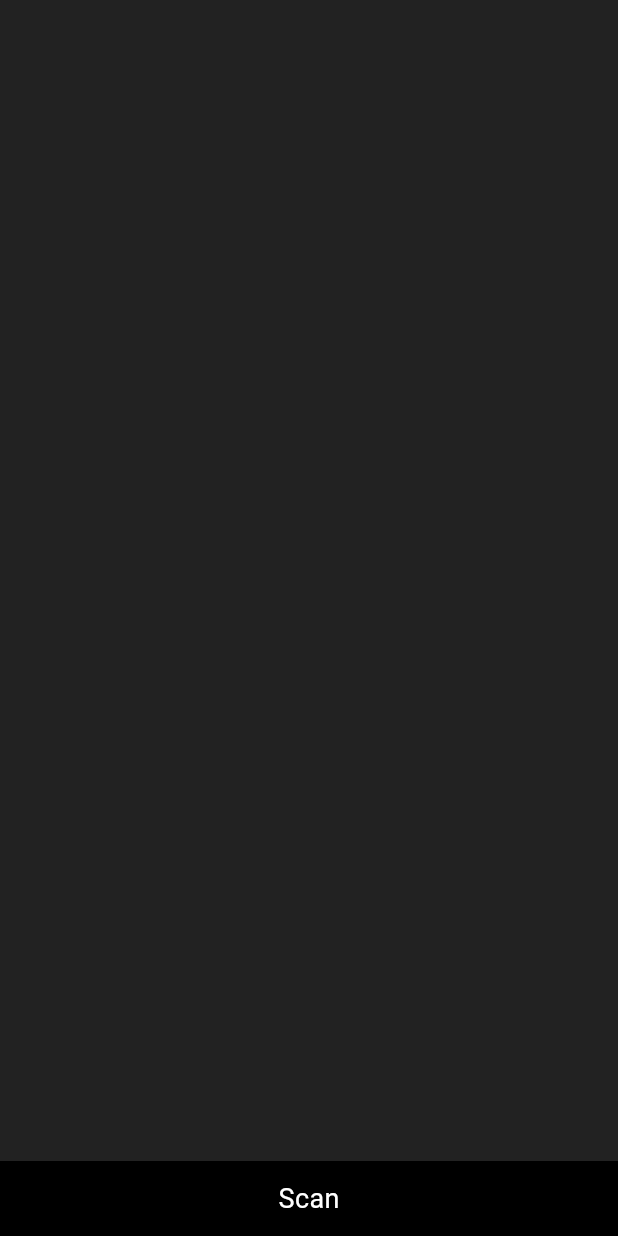
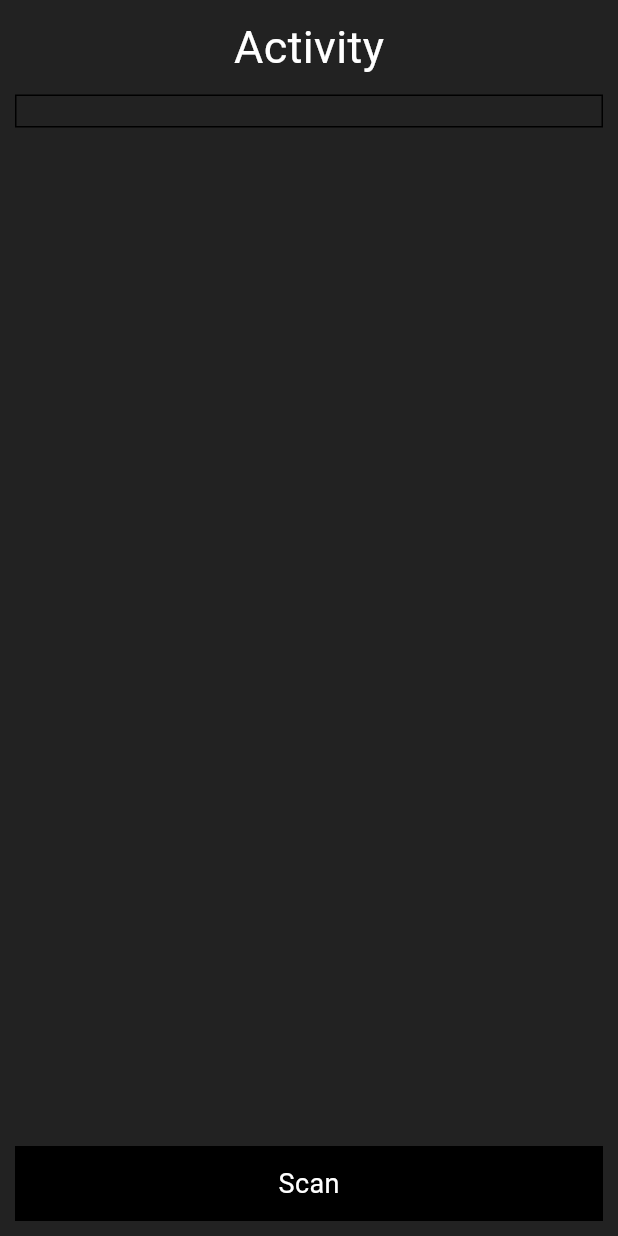
Before and after one commit to csitkmce/csi-attendance-app, a Flutter app: the HomePage screen opened directly, on a phone screen of 412 x 824 dp. Run offline on Flutter 3.47's test engine with Material 3 defaults, Android fonts, the light colour scheme and no system bars; our stand-ins replace get; missing offline and left inert: qr_code_scanner_plus.

Commit message:
add activity tab

```diff
--- a/lib/pages/home/home.dart
+++ b/lib/pages/home/home.dart
@@ -1,5 +1,6 @@
 import 'package:csi_attendance/controllers/main_controller.dart';
 import 'package:csi_attendance/pages/login/widgets/rect_button.dart';
+import 'package:csi_attendance/utils/styles.dart';
 import 'package:flutter/material.dart';
 import 'package:get/get.dart';
 
@@ -16,12 +17,22 @@ class HomePage extends StatelessWidget {
         backgroundColor: Color(0xFF222222),
         body: GetBuilder<MainController>(
           builder: (context) {
-            return Column(
+            return Padding(
+              padding: const EdgeInsets.all(10),
+              child: Column(
+                crossAxisAlignment: CrossAxisAlignment.start,
                 children: [
                   Expanded(
                     child: Column(
                       children: [
-                      //
+                        Text('Activity', style: Styles.titleStyle),
+                        SizedBox(height: 10),
+                        Container(
+                          padding: EdgeInsets.all(10),
+                          decoration: BoxDecoration(
+                            border: Border.all(color: Colors.black),
+                          ),
+                        ),
                       ],
                     ),
                   ),
@@ -32,6 +43,7 @@ class HomePage extends StatelessWidget {
                     },
                   ),
                 ],
+              ),
             );
           },
         ),
```
Lines whose indentation alone changed are shown as unchanged.
